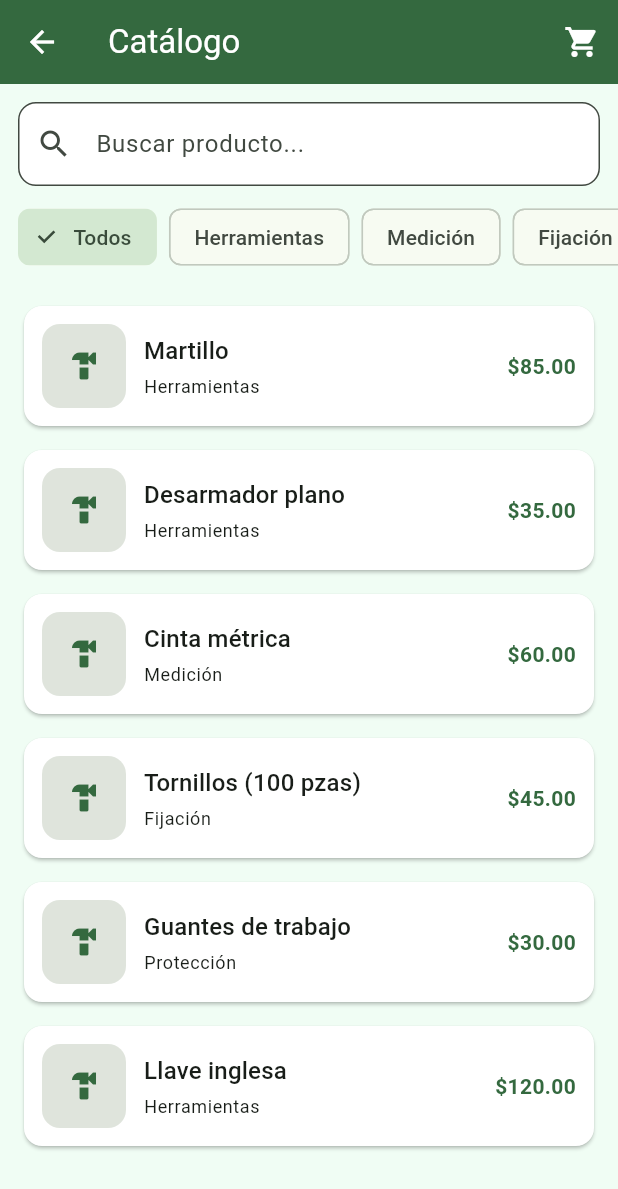
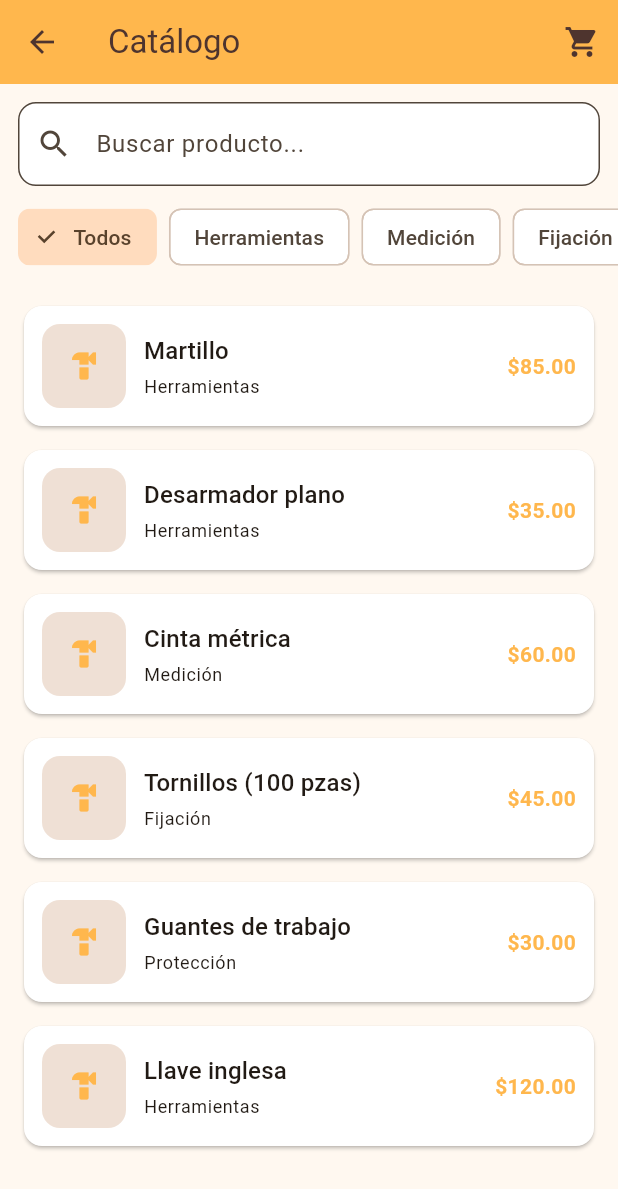
Before and after one commit to leyverAAA/Tlapaleria_app, a Flutter app: the screen it shows after launch, after a tap on "Ver catálogo", on a phone screen of 412 x 824 dp. Shown: the top 1189 px of the screen. Run offline on Flutter 3.47's test engine with Material 3 defaults, Android fonts, the phone set to English and light mode, and no system bars.

Commit message:
Ajustar tema a colores más brillantes

```diff
--- a/lib/core/theme/app_theme.dart
+++ b/lib/core/theme/app_theme.dart
@@ -3,14 +3,18 @@ import 'package:flutter/material.dart';
 class AppTheme {
   static ThemeData light() {
     final colorScheme = ColorScheme.fromSeed(
-      seedColor: const Color(0xFF15803D),
+      seedColor: const Color(0xFFFF9800),
       brightness: Brightness.light,
+    ).copyWith(
+      primary: const Color(0xFFFFB74D),
+      onPrimary: const Color(0xFF4E342E),
+      surface: Colors.white,
     );
 
     return ThemeData(
       useMaterial3: true,
       colorScheme: colorScheme,
-      scaffoldBackgroundColor: const Color(0xFFF0FDF4),
+      scaffoldBackgroundColor: const Color(0xFFFFF8F0),
       appBarTheme: AppBarTheme(
         backgroundColor: colorScheme.primary,
         foregroundColor: colorScheme.onPrimary,
```
